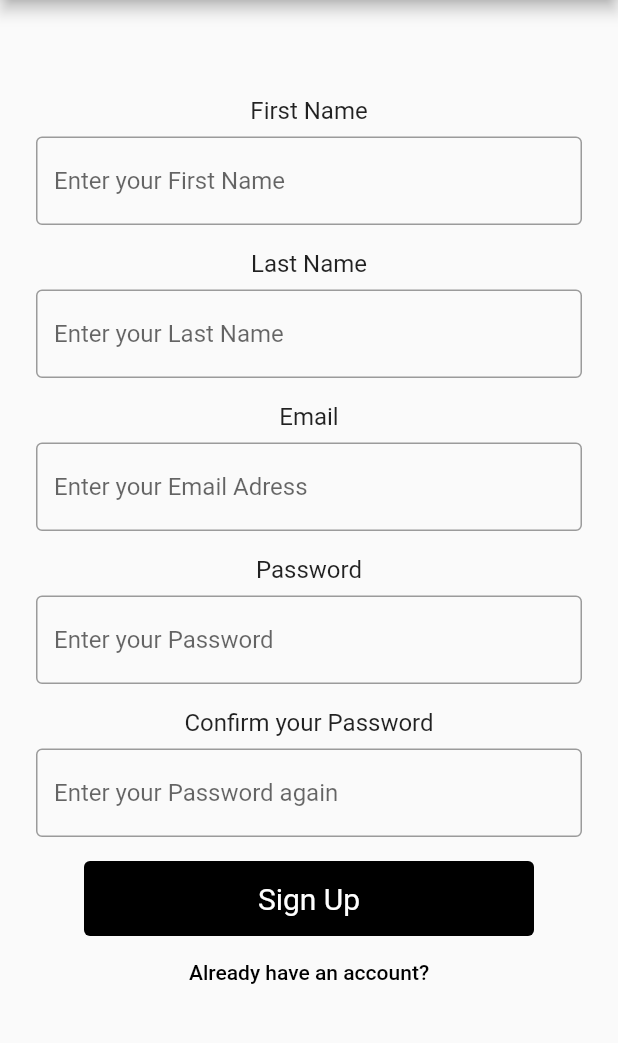
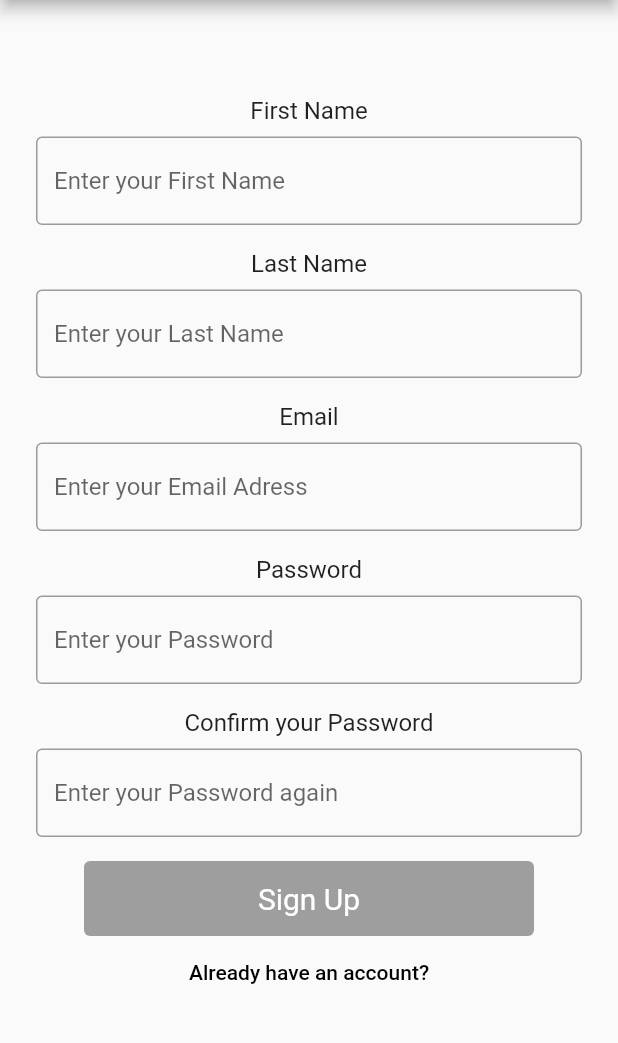
Before and after one commit to FernandoMorejon-Ksquare/Flutter_Project-Team3, a Flutter app: the RegisterScreen screen opened by its route, on a phone screen of 412 x 824 dp, the part 84-1127 px from its top. Run offline on Flutter 3.47's test engine with Material 2 defaults, Android fonts, the phone set to English and light mode, and no system bars; our stand-ins replace cloud_firestore, firebase_auth, firebase_core, form_field_validator; accounts and stored records are empty.

Commit message:
major update part2

```diff
--- a/lib/features/auth/screens/register_screen.dart
+++ b/lib/features/auth/screens/register_screen.dart
@@ -1,7 +1,6 @@
 import 'package:cloud_firestore/cloud_firestore.dart';
 import 'package:firebase_core/firebase_core.dart';
 import 'package:flutter/material.dart';
-import 'package:form_field_validator/form_field_validator.dart';
 import 'package:project3_appforbooks/features/auth/controller/logreg_provider.dart';
 import 'package:project3_appforbooks/features/auth/controller/validation.dart';
 import 'package:firebase_auth/firebase_auth.dart';
@@ -218,11 +217,11 @@ class _RegisterScreenState extends State<RegisterScreen> {
                   margin: const EdgeInsets.only(left: 32, right: 32, top: 16),
                   child: ElevatedButton(
                       style: isEnabled
-                          ? ButtonStyle(
+                          ? null
+                          : ButtonStyle(
                               backgroundColor: MaterialStateProperty.all<Color>(
                               Colors.grey,
-                            ))
-                          : null,
+                            )),
                       onPressed: isEnabled
                           ? () {
                               if (passMatcher == passMatcher2) {
```
Also changed, not shown: 1 other file.
